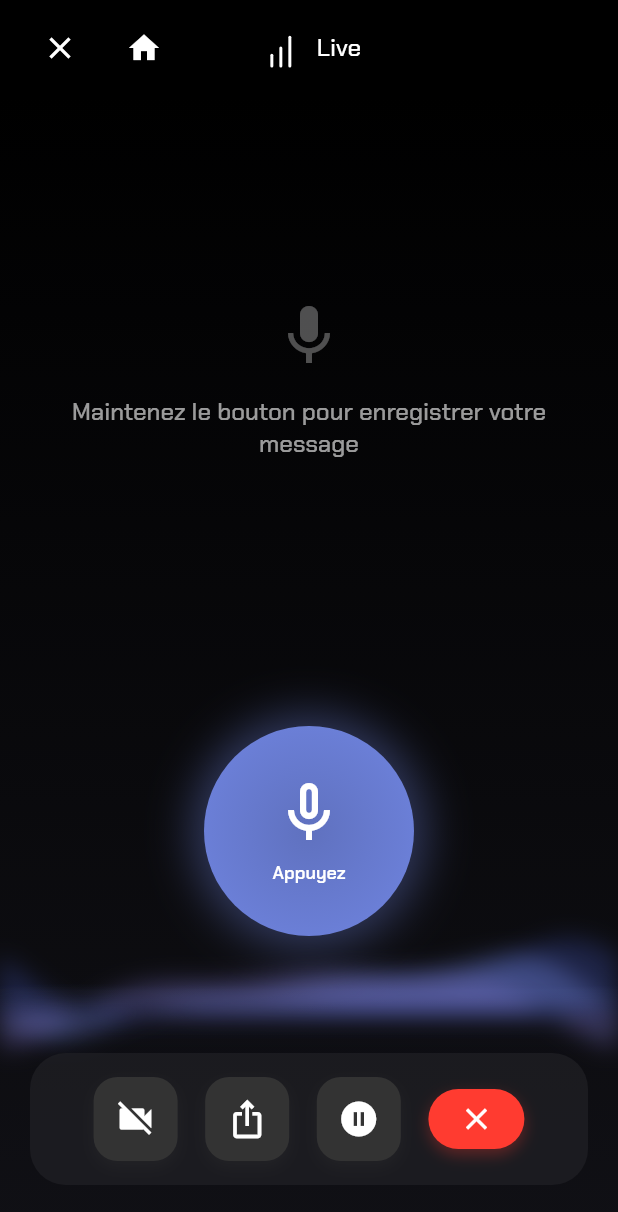
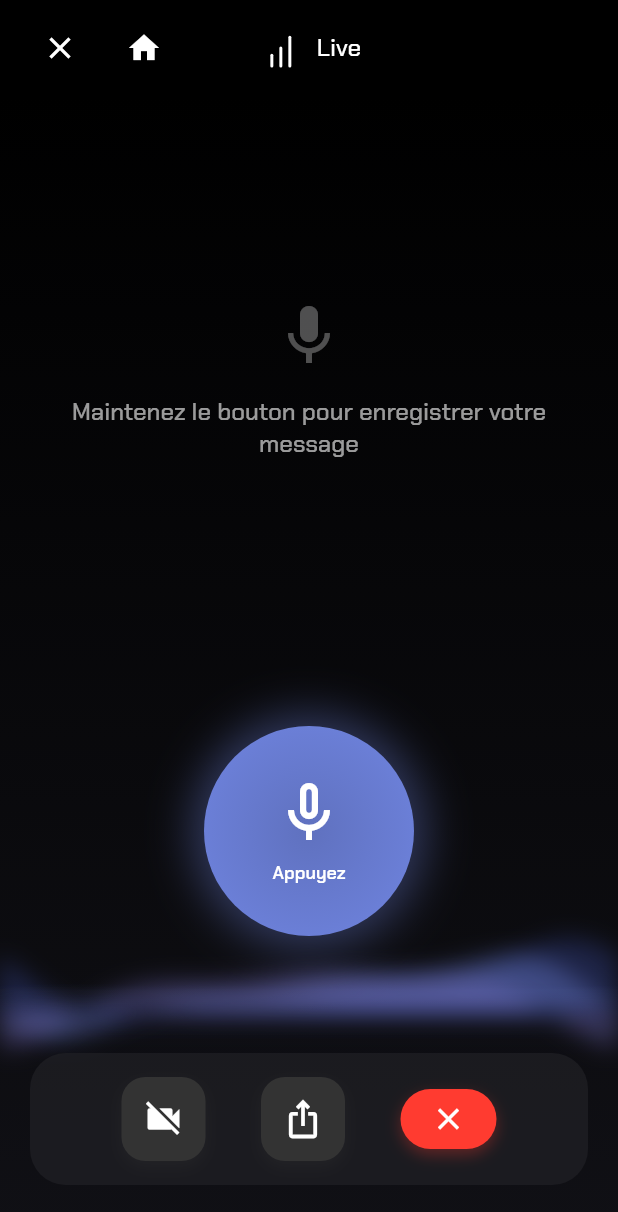
Before and after one commit to dgirard/voice_assistant, a Flutter app: the screen it shows after launch, on a phone screen of 412 x 824 dp. Shown: the top 1212 px of the screen. Run offline on Flutter 3.47's test engine with Material 2 defaults, Android fonts, the phone set to English and light mode, and no system bars; our stand-ins replace flutter_dotenv, flutter_tts, permission_handler, speech_to_text.

Commit message:
🧹 Simplify UI by removing unnecessary elements
- Remove pause/play button from control bar (no longer needed with push-to-talk)
- Remove top app bar with navigation buttons and Live indicator
- Keep only essential controls: camera, share, and conversation reset
- Clean and minimal interface focused on voice interaction
- More screen space for content and wave animation

🤖 Generated with [Claude Code](https://claude.ai/code)

Co-Authored-By: Claude <noreply@anthropic.com>

```diff
--- a/lib/screens/voice_screen.dart
+++ b/lib/screens/voice_screen.dart
@@ -107,7 +107,7 @@ class _VoiceScreenState extends State<VoiceScreen> {
                   isCameraOn: _isCameraOn,
                   onCameraPressed: _toggleCamera,
                   onSharePressed: _shareAction,
-                  onPausePressed: null, // Désactiver le bouton pause
+                  onPausePressed: null, // Bouton pause supprimé
                   onClosePressed: _startNewConversation,
                 ),
               ),
--- a/lib/widgets/control_bar.dart
+++ b/lib/widgets/control_bar.dart
@@ -44,13 +44,6 @@ class ControlBar extends StatelessWidget {
             _buildControlButton(
               icon: Icons.ios_share,
               onPressed: onSharePressed,
-              backgroundColor: const Color(0xFF333333),
-            ),
-
-            // Bouton Pause/Play
-            _buildControlButton(
-              icon: isPaused ? Icons.play_circle_filled : Icons.pause_circle_filled,
-              onPressed: onPausePressed,
               backgroundColor: const Color(0xFF333333),
             ),
 
```
